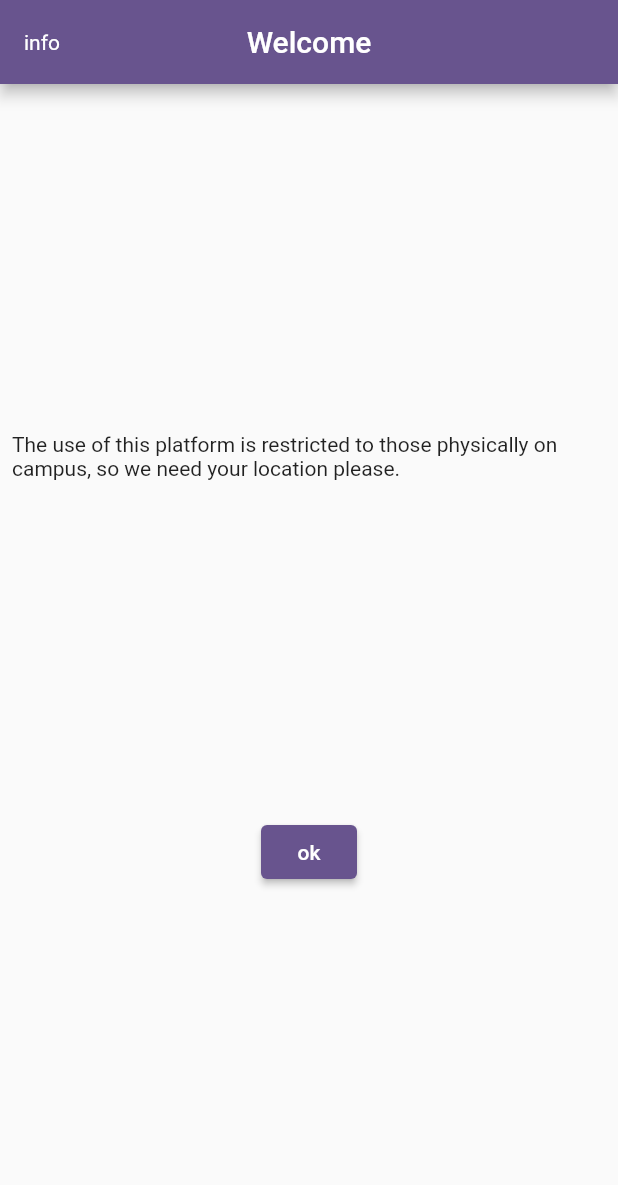
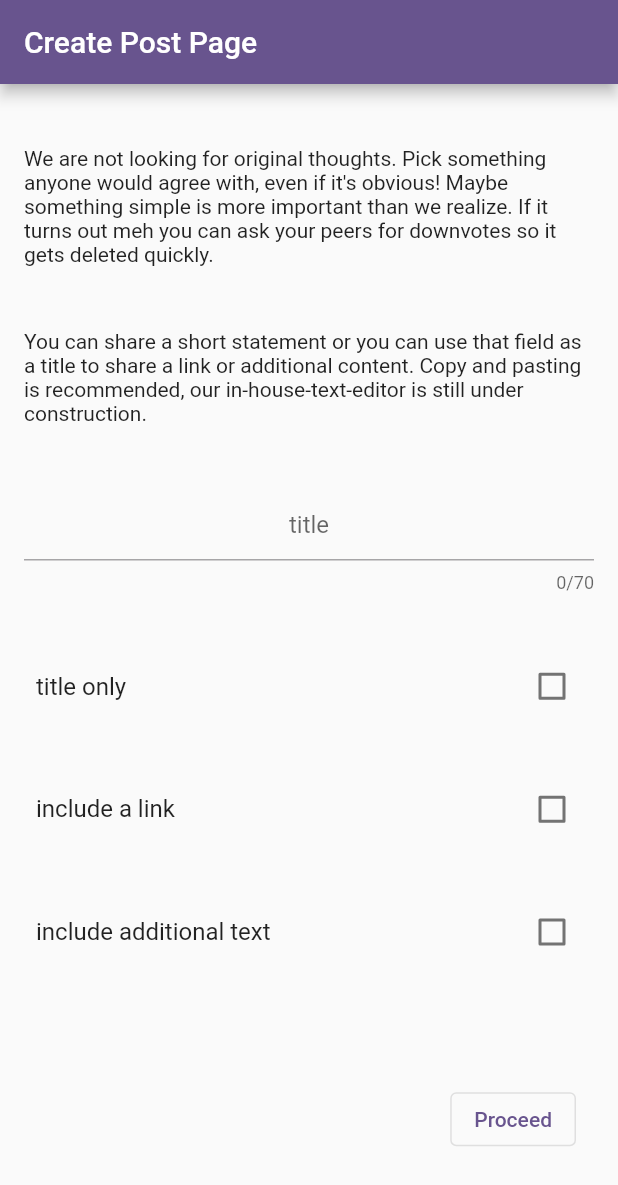
Before and after one commit to infodam/emu_infodam, a Flutter app: the screen it shows after launch, on a phone screen of 412 x 824 dp. Shown: the top 1185 px of the screen. Run offline on Flutter 3.47's test engine with Material 3 defaults, Android fonts, the phone set to English and light mode, and no system bars; our stand-ins replace cloud_firestore, firebase_auth, flutter_riverpod, fpdart, geolocator; accounts and stored records are empty.

Commit message:
import create article ui

```diff
--- a/lib/main.dart
+++ b/lib/main.dart
@@ -1,4 +1,5 @@
 import 'package:emu_infodam/ui/auth_screen.dart';
+import 'package:emu_infodam/ui/create_article_screen.dart';
 import 'package:flutter/material.dart';
 
 void main() {
@@ -15,7 +16,7 @@ class App extends StatelessWidget {
       title: 'EMU Information Dam',
       debugShowCheckedModeBanner: false,
       theme: ThemeData(colorScheme: ColorScheme.fromSeed(seedColor: Colors.deepPurple), useMaterial3: false),
-      home: const AuthScreen(),
+      home: const CreateArticleScreen(),
     );
   }
 }
--- /dev/null
+++ b/lib/ui/create_article_screen.dart
@@ -0,0 +1,242 @@
+import 'package:emu_infodam/features/articles/articles_controller.dart';
+import 'package:emu_infodam/ui/custom_widgets.dart';
+import 'package:emu_infodam/utility/show_messages.dart';
+import 'package:emu_infodam/utility/text_validation.dart';
+import 'package:flutter/material.dart';
+import 'package:flutter_riverpod/flutter_riverpod.dart';
+
+
+const String kDontPostUnless =
+    "We are not looking for original thoughts. Pick something anyone would agree with, even if it's obvious! Maybe something simple is more important than we realize. If it turns out meh you can ask your peers for downvotes so it gets deleted quickly.";
+
+const String kTypesOfPosts =
+    "You can share a short statement or you can use that field as a title to share a link or additional content. Copy and pasting is recommended, our in-house-text-editor is still under construction.";
+
+class CreateArticleScreen extends ConsumerStatefulWidget {
+  const CreateArticleScreen({super.key});
+
+  @override
+  ConsumerState<ConsumerStatefulWidget> createState() => _CreateArticleScreenState();
+}
+
+class _CreateArticleScreenState extends ConsumerState<CreateArticleScreen> {
+  final _titleController = TextEditingController();
+  final _contentController = TextEditingController();
+  final _urlController = TextEditingController();
+  bool _titleOnly = false;
+  bool _hasContent = false;
+  bool _hasLink = false;
+  int _pageIndex = 1;
+  // '_returnIndex' allows for the content input to be skipped from titleOnly to page 3
+  int _returnIndex = 1;
+
+  void _titleAquisition() {
+    if (!isValidTextValue(_titleController)) {
+      showSnackyBar(context, "a title is required");
+      return;
+    } else if (_titleOnly == false && _hasContent == false && _hasLink == false) {
+      showSnackyBar(context, 'please specify the type of post.');
+      return;
+    } else if (_titleOnly) {
+      _goToPage3(1);
+      return;
+    } else {
+      setState(() {
+        _pageIndex = 2;
+      });
+    }
+  }
+
+  void _from2To3() {
+    if (_hasLink && !isValidLink(_urlController)) {
+      showSnackyBar(context, "Please enter a valid url");
+    } else {
+      _goToPage3(2);
+    }
+  }
+
+  void _goToPage3(int returnIndex) {
+    setState(() {
+      _pageIndex = 3;
+      _returnIndex = returnIndex;
+    });
+  }
+
+  void _submitPaperWork() {
+    ref
+        .read(articlesControllerProvider.notifier)
+        .postArticle(
+          title: validTextValueReturner(_titleController),
+          context: context,
+          content: (_hasContent && isValidTextValue(_contentController)) ? validTextValueReturner(_contentController) : null,
+          url: _hasLink ? validTextValueReturner(_urlController) : null,
+        );
+  }
+  //The post creation takes place over 3 pages
+  // The first has kDontPostUnless and kTypesOfPost and asks for a title.
+  // the second is for content and a link
+
+
+  @override
+  Widget build(BuildContext context) {
+    if (_pageIndex == 1) {
+      return _page1;
+    } else if (_pageIndex == 2) {
+      return _page2;
+    } else {
+      return _page3;
+    }
+  }
+
+  Widget get _page1 => Scaffold(
+    appBar: AppBar(title: const Text("Create Post Page")),
+    body: Padding(
+      padding: const EdgeInsets.all(8.0),
+      child: Column(
+        mainAxisAlignment: MainAxisAlignment.spaceEvenly,
+        children: [
+          Padding(padding: const EdgeInsets.all(8.0), child: const Text(kDontPostUnless)),
+          Padding(padding: const EdgeInsets.all(8.0), child: const Text(kTypesOfPosts)),
+          Padding(
+            padding: const EdgeInsets.all(8.0),
+            child: TextField(
+              textAlign: TextAlign.center,
+              onChanged: (_) {
+                if (!_titleOnly && !_hasContent && !_hasLink) {
+                  setState(() {
+                    _titleOnly = true;
+                  });
+                }
+              },
+              controller: _titleController,
+              maxLength: 70,
+              decoration: InputDecoration(hintText: _titleOnly ? "statement" : "title"),
+            ),
+          ),
+          CheckboxListTile(
+            value: _titleOnly,
+            onChanged: (value) {
+              setState(() {
+                _titleOnly = value!;
+                if (value == true) {
+                  _hasContent = false;
+                  _hasLink = false;
+                }
+              });
+            },
+            title: const Text('title only'),
+          ),
+          CheckboxListTile(
+            value: _hasLink,
+            onChanged: (value) {
+              setState(() {
+                _hasLink = value!;
+                if (value == true) {
+                  _titleOnly = false;
+                }
+              });
+            },
+            title: const Text('include a link'),
+          ),
+          CheckboxListTile(
+            value: _hasContent,
+            onChanged: (value) {
+              setState(() {
+                _hasContent = value!;
+                if (value == true) {
+                  _titleOnly = false;
+                }
+              });
+            },
+            title: const Text('include additional text'),
+          ),
+          const SizedBox(height: 1),
+          Padding(
+            padding: const EdgeInsets.all(20.0),
+            child: Row(
+              mainAxisAlignment: MainAxisAlignment.spaceBetween,
+              children: [
+                const SizedBox(width: 10),
+                OutlinedButton(onPressed: _titleAquisition, child: const Text('Proceed')),
+              ],
+            ),
+          ),
+        ],
+      ),
+    ),
+  );
+
+  Widget get _page2 => Scaffold(
+    floatingActionButton: FloatingActionButton(onPressed: _from2To3, child: const Icon(Icons.arrow_forward)),
+    appBar: AppBar(
+      title: Text(_titleController.text),
+      leading: IconButton(
+        onPressed: () {
+          setState(() {
+            _pageIndex = 1;
+          });
+        },
+        icon: const Icon(Icons.arrow_back),
+      ),
+    ),
+    body: Padding(
+      padding: const EdgeInsets.all(8.0),
+      child: Column(
+        children: [
+          if (_hasLink)
+            TextField(
+              controller: _urlController,
+              decoration: const InputDecoration(border: OutlineInputBorder(), hintText: "url"),
+            ),
+          if (_hasContent)
+            Expanded(
+              child: TextField(
+                controller: _contentController,
+                decoration: const InputDecoration(border: OutlineInputBorder(), hintText: "type or paste content here"),
+                maxLines: null,
+                minLines: 1,
+                keyboardType: TextInputType.multiline,
+              ),
+            ),
+        ],
+      ),
+    ),
+  );
+
+  Widget get _page3 => Scaffold(
+    appBar: AppBar(
+      title: const Text('Your Post:'),
+      leading: IconButton(
+        onPressed: () {
+          setState(() {
+            _pageIndex = _returnIndex;
+          });
+        },
+        icon: const Icon(Icons.arrow_back),
+      ),
+    ),
+    body: Padding(
+      padding: const EdgeInsets.all(8.0),
+      child: Center(
+        child: Column(
+          mainAxisAlignment: MainAxisAlignment.spaceEvenly,
+          children: [
+            ArticleStyles.titleText(validTextValueReturner(_titleController)),
+            if (_hasLink) ArticleStyles.urlButton(validTextValueReturner(_urlController), context),
+            if (_hasContent) ArticleStyles.contentText(validTextValueReturner(_contentController)),
+            ElevatedButton(onPressed: _submitPaperWork, child: const Text("Post!")),
+            const SizedBox(height: 10),
+          ],
+        ),
+      ),
+    ),
+  );
+
+  @override
+  void dispose() {
+    super.dispose();
+    _titleController.dispose();
+    _contentController.dispose();
+    _urlController.dispose();
+  }
+}
```
